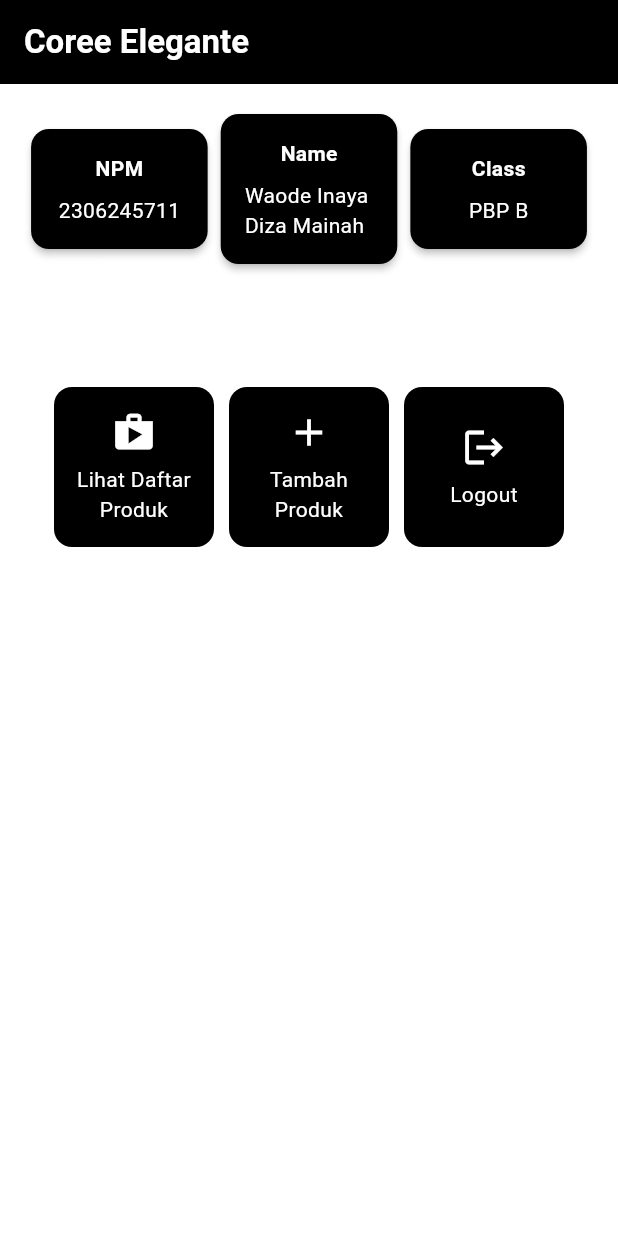
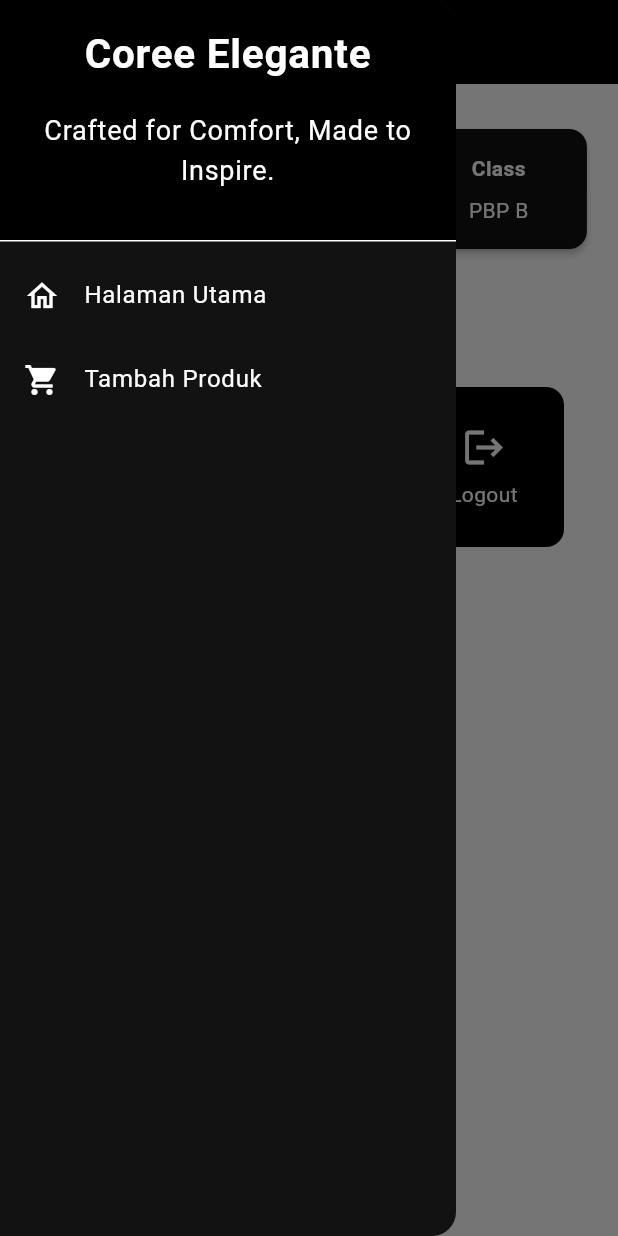
Before and after one commit to inayadiza/coree-mobile, a Flutter app: the screen it shows after launch, with the side drawer open (before the commit the screen has no drawer), on a phone screen of 412 x 824 dp. Run offline on Flutter 3.47's test engine with Material 3 defaults, Android fonts, the phone set to English and light mode, and no system bars.

Commit message:
udah selesai tugas 8

```diff
--- a/lib/main.dart
+++ b/lib/main.dart
@@ -1,5 +1,5 @@
 import 'package:flutter/material.dart';
-import 'package:coree_elegante/menu.dart';
+import 'package:coree_elegante/screens/menu.dart';
 
 // Membuat MaterialColor kustom untuk warna hitam
 MaterialColor createMaterialBlack = MaterialColor(
@@ -50,8 +50,6 @@ class MyApp extends StatelessWidget {
         colorScheme: ColorScheme.dark(
           primary: Colors.black,
           secondary: Colors.black,
-          surface: Colors.black,
-          background: Colors.white,
         ),
         scaffoldBackgroundColor: Colors.white,
         useMaterial3: true,
--- a/lib/menu.dart
+++ /dev/null
@@ -1,186 +0,0 @@
-import 'package:flutter/material.dart';
-
-class MyHomePage extends StatelessWidget {
-  final String npm = '2306245711'; // NPM
-  final String name = 'Waode Inaya Diza Mainah'; // Nama
-  final String className = 'PBP B'; // Kelas
-
-  final List<ItemHomepage> items = [
-         ItemHomepage("Lihat Daftar Produk", Icons.shop, Colors.black),
-         ItemHomepage("Tambah Produk", Icons.add, Colors.black),
-         ItemHomepage("Logout", Icons.logout, Colors.black),
-  ];
-
-  @override
-  Widget build(BuildContext context) {
-    // Scaffold menyediakan struktur dasar halaman dengan AppBar dan body.
-    return Scaffold(
-      // AppBar adalah bagian atas halaman yang menampilkan judul.
-      appBar: AppBar(
-        // Judul aplikasi "Mental Health Tracker" dengan teks putih dan tebal.
-        title: const Text(
-          'Coree Elegante',
-          style: TextStyle(
-            color: Colors.white,
-            fontWeight: FontWeight.bold,
-          ),
-        ),
-        // Warna latar belakang AppBar diambil dari skema warna tema aplikasi.
-        backgroundColor: Theme.of(context).colorScheme.primary,
-      ),
-      // Body halaman dengan padding di sekelilingnya.
-      body: Padding(
-        padding: const EdgeInsets.all(16.0),
-        // Menyusun widget secara vertikal dalam sebuah kolom.
-        child: Column(
-          crossAxisAlignment: CrossAxisAlignment.center,
-          children: [
-            // Row untuk menampilkan 3 InfoCard secara horizontal.
-            Row(
-              mainAxisAlignment: MainAxisAlignment.spaceEvenly,
-              children: [
-                InfoCard(title: 'NPM', content: npm),
-                InfoCard(title: 'Name', content: name),
-                InfoCard(title: 'Class', content: className),
-              ],
-            ),
-
-            // Memberikan jarak vertikal 16 unit.
-            const SizedBox(height: 16.0),
-
-            // Menempatkan widget berikutnya di tengah halaman.
-            Center(
-              child: Column(
-                // Menyusun teks dan grid item secara vertikal.
-
-                children: [
-                  // Menampilkan teks sambutan dengan gaya tebal dan ukuran 18.
-                  const Padding(
-                    padding: EdgeInsets.only(top: 16.0),
-                    child: Text(
-                      'Welcome to ',
-                      style: TextStyle(
-                        fontWeight: FontWeight.bold,
-                        fontSize: 18.0,
-                      ),
-                    ),
-                  ),
-
-                  // Grid untuk menampilkan ItemCard dalam bentuk grid 3 kolom.
-                  GridView.count(
-                    primary: true,
-                    padding: const EdgeInsets.all(20),
-                    crossAxisSpacing: 10,
-                    mainAxisSpacing: 10,
-                    crossAxisCount: 3,
-                    // Agar grid menyesuaikan tinggi kontennya.
-                    shrinkWrap: true,
-
-                    // Menampilkan ItemCard untuk setiap item dalam list items.
-                    children: items.map((ItemHomepage item) {
-                      return ItemCard(item);
-                    }).toList(),
-                  ),
-                ],
-              ),
-            ),
-          ],
-        ),
-      ),
-    );
-  }
-  MyHomePage({super.key});
-}
-
-class InfoCard extends StatelessWidget {
-  // Kartu informasi yang menampilkan title dan content.
-
-  final String title;  // Judul kartu.
-  final String content;  // Isi kartu.
-
-  const InfoCard({super.key, required this.title, required this.content});
-
-  @override
-  Widget build(BuildContext context) {
-    return Card(
-      // Membuat kotak kartu dengan bayangan dibawahnya.
-      elevation: 2.0,
-      child: Container(
-        // Mengatur ukuran dan jarak di dalam kartu.
-        width: MediaQuery.of(context).size.width / 3.5, // menyesuaikan dengan lebar device yang digunakan.
-        padding: const EdgeInsets.all(16.0),
-        // Menyusun title dan content secara vertikal.
-        child: Column(
-          children: [
-            Text(
-              title,
-              style: const TextStyle(fontWeight: FontWeight.bold),
-            ),
-            const SizedBox(height: 8.0),
-            Text(content),
-          ],
-        ),
-      ),
-    );
-  }
-}
-
-class ItemHomepage {
-    final String name;
-    final IconData icon;
-    final Color color;
-
-    ItemHomepage(this.name, this.icon, this.color);
-}
-
-class ItemCard extends StatelessWidget {
-  // Menampilkan kartu dengan ikon dan nama.
-
-  final ItemHomepage item;
-
-  const ItemCard(this.item, {super.key});
-
-  @override
-  Widget build(BuildContext context) {
-    return Material(
-      // Menentukan warna latar belakang dari tema aplikasi.
-      color: item.color, // Ini akan mengambil warna dari item yang diberikan
-      borderRadius: BorderRadius.circular(12),
-
-      child: InkWell(
-        // Aksi ketika kartu ditekan.
-        onTap: () {
-          // Menampilkan pesan SnackBar saat kartu ditekan.
-          ScaffoldMessenger.of(context)
-            ..hideCurrentSnackBar()
-            ..showSnackBar(
-              SnackBar(content: Text("Kamu telah menekan tombol ${item.name}!"))
-            );
-        },
-        // Container untuk menyimpan Icon dan Text
-        child: Container(
-          padding: const EdgeInsets.all(8),
-          child: Center(
-            child: Column(
-              // Menyusun ikon dan teks di tengah kartu.
-              mainAxisAlignment: MainAxisAlignment.center,
-              children: [
-                Icon(
-                  item.icon,
-                  color: Colors.white,
-                  size: 30.0,
-                ),
-                const Padding(padding: EdgeInsets.all(3)),
-                Text(
-                  item.name,
-                  textAlign: TextAlign.center,
-                  style: const TextStyle(color: Colors.white),
-                ),
-              ],
-            ),
-          ),
-        ),
-      ),
-    );
-  }
-}
--- /dev/null
+++ b/lib/screens/menu.dart
@@ -0,0 +1,132 @@
+import 'package:flutter/material.dart';
+import 'package:coree_elegante/widgets/left_drawer.dart';
+import 'package:coree_elegante/widgets/clothing_card.dart';
+
+class MyHomePage extends StatelessWidget {
+    final String npm = '2306245711'; // NPM
+    final String name = 'Waode Inaya Diza Mainah'; // Nama
+    final String className = 'PBP B'; // Kelas
+    MyHomePage({super.key});
+
+    final List<ItemHomepage> items = [
+         ItemHomepage("Lihat Produk", Icons.shopping_cart_checkout_rounded),
+         ItemHomepage("Add Product", Icons.shopping_cart),
+         ItemHomepage("Logout", Icons.logout),
+     ];
+
+  @override
+  Widget build(BuildContext context) {
+    // Scaffold menyediakan struktur dasar halaman dengan AppBar dan body.
+    return Scaffold(
+      // AppBar adalah bagian atas halaman yang menampilkan judul.
+      appBar: AppBar(
+        // Judul aplikasi "Mental Health Tracker" dengan teks putih dan tebal.
+        title: const Text(
+          'Coree Elegante',
+          style: TextStyle(
+            color: Colors.white,
+            fontWeight: FontWeight.bold,
+          ),
+        ),
+        // Warna latar belakang AppBar diambil dari skema warna tema aplikasi.
+        backgroundColor: const Color(0xFF000000),
+        iconTheme: const IconThemeData(color: Colors.white),
+      ),
+      drawer: const LeftDrawer(),
+      // Body halaman dengan padding di sekelilingnya.
+      body: SingleChildScrollView(
+        child: Padding(
+          padding: const EdgeInsets.all(16.0),
+          // Menyusun widget secara vertikal dalam sebuah kolom.
+          child: Column(
+            crossAxisAlignment: CrossAxisAlignment.center,
+            children: [
+              // Row untuk menampilkan 3 InfoCard secara horizontal.
+              Row(
+                mainAxisAlignment: MainAxisAlignment.spaceEvenly,
+                children: [
+                  InfoCard(title: 'NPM', content: npm),
+                  InfoCard(title: 'Name', content: name),
+                  InfoCard(title: 'Class', content: className),
+                ],
+              ),
+
+              // Memberikan jarak vertikal 16 unit.
+              const SizedBox(height: 16.0),
+
+              // Menempatkan widget berikutnya di tengah halaman.
+              Center(
+                child: Column(
+                  // Menyusun teks dan grid item secara vertikal.
+
+                  children: [
+                    // Menampilkan teks sambutan dengan gaya tebal dan ukuran 18.
+                    const Padding(
+                      padding: EdgeInsets.only(top: 16.0),
+                      child: Text(
+                        'Welcome to Coree Elegante',
+                        style: TextStyle(
+                          fontWeight: FontWeight.bold,
+                          fontSize: 18.0,
+                        ),
+                      ),
+                    ),
+
+                    // Grid untuk menampilkan ItemCard dalam bentuk grid 3 kolom.
+                    GridView.count(
+                      primary: true,
+                      padding: const EdgeInsets.all(20),
+                      crossAxisSpacing: 10,
+                      mainAxisSpacing: 10,
+                      crossAxisCount: 3,
+                      // Agar grid menyesuaikan tinggi kontennya.
+                      shrinkWrap: true,
+
+                      // Menampilkan ItemCard untuk setiap item dalam list items.
+                      children: items.map((ItemHomepage item) {
+                        return ItemCard(item);
+                      }).toList(),
+                    ),
+                  ],
+                ),
+              ),
+            ],
+          ),
+        ),
+      ),
+    );
+  }
+}
+
+class InfoCard extends StatelessWidget {
+  // Kartu informasi yang menampilkan title dan content.
+
+  final String title;  // Judul kartu.
+  final String content;  // Isi kartu.
+
+  const InfoCard({super.key, required this.title, required this.content});
+
+  @override
+  Widget build(BuildContext context) {
+    return Card(
+      // Membuat kotak kartu dengan bayangan dibawahnya.
+      elevation: 2.0,
+      child: Container(
+        // Mengatur ukuran dan jarak di dalam kartu.
+        width: MediaQuery.of(context).size.width / 3.5, // menyesuaikan dengan lebar device yang digunakan.
+        padding: const EdgeInsets.all(16.0),
+        // Menyusun title dan content secara vertikal.
+        child: Column(
+          children: [
+            Text(
+              title,
+              style: const TextStyle(fontWeight: FontWeight.bold),
+            ),
+            const SizedBox(height: 8.0),
+            Text(content),
+          ],
+        ),
+      ),
+    );
+  }
+}
--- /dev/null
+++ b/lib/widgets/clothing_card.dart
@@ -0,0 +1,85 @@
+import 'package:flutter/material.dart';
+import 'package:coree_elegante/screens/clothingentry_form.dart';
+
+class ItemHomepage {
+     final String name;
+     final IconData icon;
+
+     ItemHomepage(this.name, this.icon);
+ }
+
+
+class ItemCard extends StatelessWidget {
+  // Menampilkan kartu dengan ikon dan nama.
+
+  final ItemHomepage item;
+
+  const ItemCard(this.item, {super.key});
+
+  // Helper method untuk menentukan warna berdasarkan nama item
+  Color _getButtonColor(String name) {
+    switch (name) {
+      case "Lihat Produk":
+        return const Color(0xFF505050);
+      case "Add Product":
+        return const Color(0xFF808080);
+      case "Logout":
+        return const Color(0xFF000000);
+      default:
+        return Colors.blue;  // Default color
+    }
+  }
+
+  @override
+  Widget build(BuildContext context) {
+    return Material(
+      // Menentukan warna latar belakang dari tema aplikasi.
+      color: _getButtonColor(item.name),
+      // Membuat sudut kartu melengkung.
+      borderRadius: BorderRadius.circular(12),
+
+      child: InkWell(
+        // Aksi ketika kartu ditekan.
+        onTap: () {
+          // Menampilkan pesan SnackBar saat kartu ditekan.
+          ScaffoldMessenger.of(context)
+            ..hideCurrentSnackBar()
+            ..showSnackBar(
+              SnackBar(content: Text("You pressed the ${item.name} button!"))
+            );
+
+          // Navigate ke route yang sesuai
+          if (item.name == "Add Product") {
+            Navigator.push(
+              context,
+              MaterialPageRoute(builder: (context) => const ClothingEntryFormPage()),
+            );
+          }
+        },
+        // Container untuk menyimpan Icon dan Text
+        child: Container(
+          padding: const EdgeInsets.all(8),
+          child: Center(
+            child: Column(
+              // Menyusun ikon dan teks di tengah kartu.
+              mainAxisAlignment: MainAxisAlignment.center,
+              children: [
+                Icon(
+                  item.icon,
+                  color: Colors.white,
+                  size: 30.0,
+                ),
+                const Padding(padding: EdgeInsets.all(3)),
+                Text(
+                  item.name,
+                  textAlign: TextAlign.center,
+                  style: const TextStyle(color: Colors.white),
+                ),
+              ],
+            ),
+          ),
+        ),
+      ),
+    );
+  }
+}
--- /dev/null
+++ b/lib/widgets/left_drawer.dart
@@ -0,0 +1,69 @@
+import 'package:flutter/material.dart';
+import 'package:coree_elegante/screens/menu.dart';
+import 'package:coree_elegante/screens/clothingentry_form.dart';
+
+class LeftDrawer extends StatelessWidget {
+  const LeftDrawer({super.key});
+
+  @override
+  Widget build(BuildContext context) {
+    return Drawer(
+      child: ListView(
+        children: [
+          DrawerHeader(
+
+    decoration: BoxDecoration(
+      color: Theme.of(context).colorScheme.primary,
+    ),
+    child: const Column(
+      children: [
+        Text(
+          'Coree Elegante',
+          textAlign: TextAlign.center,
+          style: TextStyle(
+            fontSize: 27,
+            fontWeight: FontWeight.bold,
+            color: Colors.white,
+          ),
+        ),
+        Padding(padding: EdgeInsets.all(8)),
+        Text(
+          "Crafted for Comfort, Made to Inspire.",
+          textAlign: TextAlign.center,
+          style: TextStyle(
+            fontSize: 18,
+            color: Colors.white,
+            fontWeight: FontWeight.normal,
+          ),
+        ),
+      ],
+    ),
+          ),
+  ListTile(
+    leading: const Icon(Icons.home_outlined),
+    title: const Text('Halaman Utama'),
+    // Bagian redirection ke MyHomePage
+    onTap: () {
+      Navigator.pushReplacement(
+          context,
+          MaterialPageRoute(
+            builder: (context) => MyHomePage(),
+          ));
+    },
+  ),
+  ListTile(
+    leading: const Icon(Icons.shopping_cart),
+    title: const Text('Tambah Produk'),
+    // Bagian redirection ke MoodEntryFormPage
+    onTap: () {
+      Navigator.push(
+          context,
+          MaterialPageRoute(
+            builder: (context) => const ClothingEntryFormPage(),
+          ));
+    },
+  ),        ],
+      ),
+    );
+  }
+}
```
Also changed, not shown: lib/screens/clothingentry_form.dart (added, +203 -0 lines).
